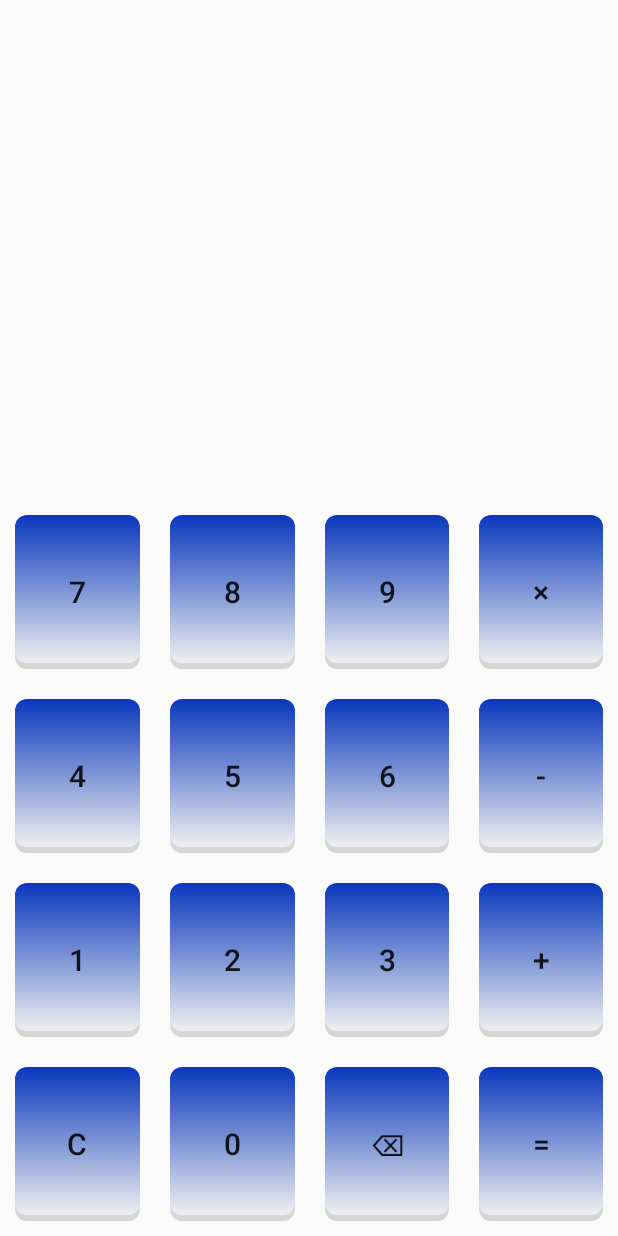
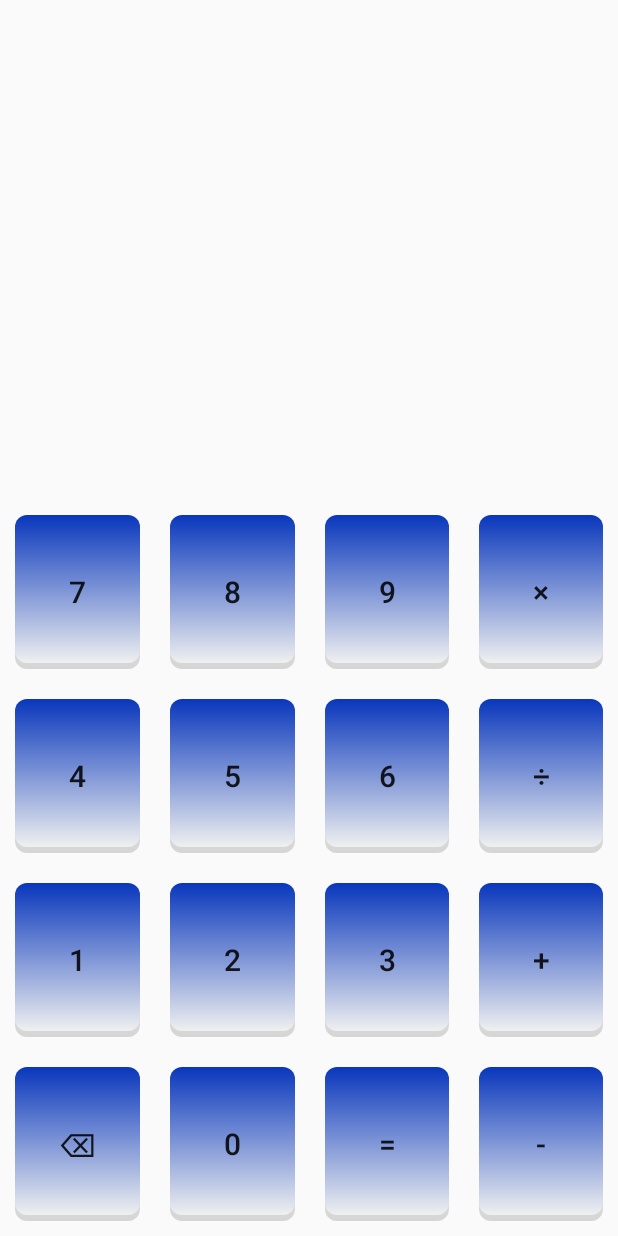
Before and after one commit to Liron4/AndroidCalcApp, an Android app: the screen it shows after launch (MainActivity), on a phone screen of 412 x 824 dp. Run offline under Robolectric (Android 15) with nearby library versions, the phone set to English and light mode, and no system bars.

Commit message:
Update 2.0
Calculator 2.0:

-Animations
-Equal now works using REGEX
-Logic simplifies throughout old functions

```diff
--- a/app/src/main/AndroidManifest.xml
+++ b/app/src/main/AndroidManifest.xml
@@ -1,7 +1,7 @@
 <?xml version="1.0" encoding="utf-8"?>
 <manifest xmlns:android="http://schemas.android.com/apk/res/android"
     xmlns:tools="http://schemas.android.com/tools">
-
+    <uses-permission android:name="android.permission.VIBRATE" />
     <application
         android:allowBackup="true"
         android:dataExtractionRules="@xml/data_extraction_rules"
--- /dev/null
+++ b/app/src/main/res/anim/button_click.xml
@@ -0,0 +1,10 @@
+<scale xmlns:android="http://schemas.android.com/apk/res/android"
+    android:duration="100"
+    android:fromXScale="1.0"
+    android:fromYScale="1.0"
+    android:toXScale="0.9"
+    android:toYScale="0.9"
+    android:pivotX="50%"
+    android:pivotY="50%"
+    android:repeatCount="1"
+    android:repeatMode="reverse" />
--- /dev/null
+++ b/app/src/main/res/anim/button_long_click.xml
@@ -0,0 +1,11 @@
+<!-- app/src/main/res/anim/button_long_click.xml -->
+<scale xmlns:android="http://schemas.android.com/apk/res/android"
+    android:duration="200"
+    android:fromXScale="1.0"
+    android:fromYScale="1.0"
+    android:toXScale="0.8"
+    android:toYScale="0.8"
+    android:pivotX="50%"
+    android:pivotY="50%"
+    android:repeatCount="1"
+    android:repeatMode="reverse" />
--- /dev/null
+++ b/app/src/main/res/drawable-night/buttondesign.xml
@@ -0,0 +1,26 @@
+<!-- res/drawable-night/buttondesign.xml -->
+<layer-list xmlns:android="http://schemas.android.com/apk/res/android">
+    <!-- Shadow Layer -->
+    <item>
+        <shape android:shape="rectangle">
+            <corners android:radius="8dp" />
+            <gradient
+                android:angle="270"
+                android:startColor="#00000000"
+                android:endColor="#26000000"
+                android:type="linear" />
+        </shape>
+    </item>
+
+    <!-- Button Background with Gradient -->
+    <item android:bottom="4dp">
+        <shape android:shape="rectangle">
+            <corners android:radius="8dp" />
+            <gradient
+                android:angle="270"
+                android:startColor="#673AB7"
+                android:endColor="#333333"
+                android:type="linear" />
+        </shape>
+    </item>
+</layer-list>
--- a/app/src/main/res/layout/activity_main.xml
+++ b/app/src/main/res/layout/activity_main.xml
@@ -75,7 +75,7 @@
             android:textSize="20sp" />
 
         <Button
-            android:id="@+id/buttonmulti2"
+            android:id="@+id/buttonmulti"
             android:layout_width="match_parent"
             android:layout_height="match_parent"
             android:layout_margin="10dp"
@@ -127,14 +127,14 @@
             android:textSize="20sp" />
 
         <Button
-            android:id="@+id/buttonminus"
+            android:id="@+id/buttondivide"
             android:layout_width="match_parent"
             android:layout_height="match_parent"
             android:layout_margin="10dp"
             android:layout_weight="1"
             android:background="@drawable/buttondesign"
+            android:text="÷"
             android:onClick="onOperatorClick"
-            android:text="-"
             android:textSize="20sp" />
     </LinearLayout>
 
@@ -196,14 +196,16 @@
         android:orientation="horizontal">
 
         <Button
-            android:id="@+id/buttonC"
+            android:id="@+id/buttonerase"
             android:layout_width="match_parent"
             android:layout_height="match_parent"
             android:layout_margin="10dp"
             android:layout_weight="1"
             android:background="@drawable/buttondesign"
-            android:text="C"
-            android:textSize="20sp" />
+            android:textSize="22sp"
+            android:text="⌫"
+            android:onClick="onEraseClick" />
+
 
         <Button
             android:id="@+id/button0"
@@ -217,23 +219,25 @@
             android:textSize="20sp" />
 
         <Button
-            android:id="@+id/buttonerase"
-            android:layout_width="match_parent"
-            android:layout_height="match_parent"
-            android:layout_margin="10dp"
-            android:layout_weight="1"
-            android:background="@drawable/buttondesign"
-            android:text="⌫"
-            android:textSize="20sp" />
-
-        <Button
             android:id="@+id/buttonequal"
             android:layout_width="match_parent"
             android:layout_height="match_parent"
             android:layout_margin="10dp"
             android:layout_weight="1"
             android:background="@drawable/buttondesign"
+            android:onClick="onEqualClick"
             android:text="="
+            android:textSize="20sp" />
+
+        <Button
+            android:id="@+id/buttonminus"
+            android:layout_width="match_parent"
+            android:layout_height="match_parent"
+            android:layout_margin="10dp"
+            android:layout_weight="1"
+            android:background="@drawable/buttondesign"
+            android:onClick="onOperatorClick"
+            android:text="-"
             android:textSize="20sp" />
     </LinearLayout>
 </LinearLayout>
--- a/app/src/main/res/values-night/themes.xml
+++ b/app/src/main/res/values-night/themes.xml
@@ -1,6 +1,6 @@
 <resources xmlns:tools="http://schemas.android.com/tools">
     <!-- Base application theme. -->
-    <style name="Base.Theme.TestWithEffi" parent="Theme.Material3.DayNight.NoActionBar">
+    <style name="Base.Theme.AndroidCalcApp" parent="Theme.Material3.DayNight.NoActionBar">
         <!-- Customize your dark theme here. -->
         <!-- <item name="colorPrimary">@color/my_dark_primary</item> -->
     </style>
--- a/app/src/main/res/values/themes.xml
+++ b/app/src/main/res/values/themes.xml
@@ -2,7 +2,7 @@
     <!-- Base application theme. -->
     <style name="Base.Theme.TestWithEffi" parent="Theme.AppCompat.DayNight.NoActionBar">
         <!-- Customize your light theme here. -->
-        <!-- <item name="colorPrimary">@color/my_light_primary</item> -->
+        <item name="android:forceDarkAllowed">true</item>
     </style>
 
     <style name="Theme.TestWithEffi" parent="Base.Theme.TestWithEffi" />
```
Also changed, not shown: app/src/main/java/com/example/AndroidCalcApp/MainActivity.java (+144 -19 lines).
